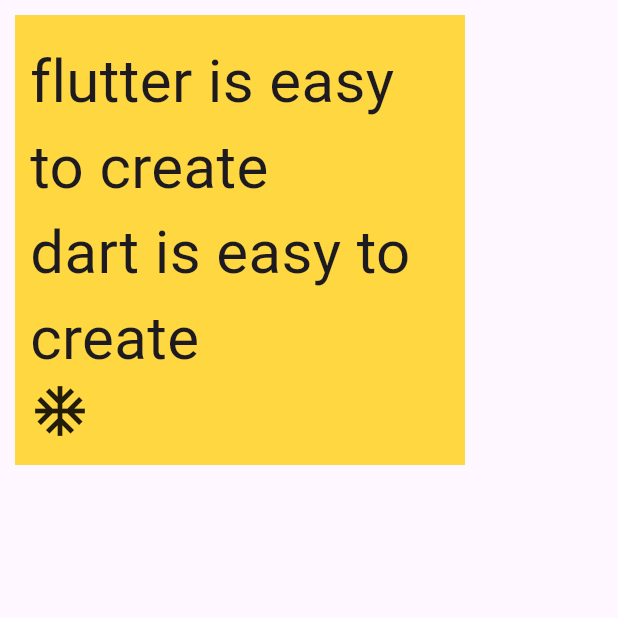
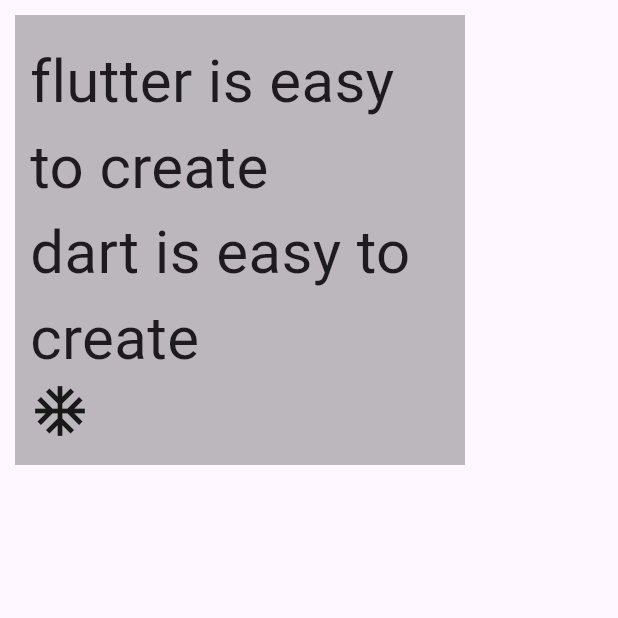
Before and after one commit to ChamodMullegama/flutter_2, a Flutter app: the screen it shows after launch, on a phone screen of 412 x 824 dp, the top half of it. Run offline on Flutter 3.47's test engine with Material 3 defaults, Android fonts, the light colour scheme and no system bars.

Commit message:
change color black2626

```diff
--- a/lib/main.dart
+++ b/lib/main.dart
@@ -18,7 +18,7 @@
             height: 300,
             padding: const EdgeInsets.all(10),
             margin: const EdgeInsets.all(10),
-            color: Colors.amberAccent,
+            color: Colors.black26,
             child: const Column(
               mainAxisAlignment: MainAxisAlignment.center,
               crossAxisAlignment: CrossAxisAlignment.start,
```
